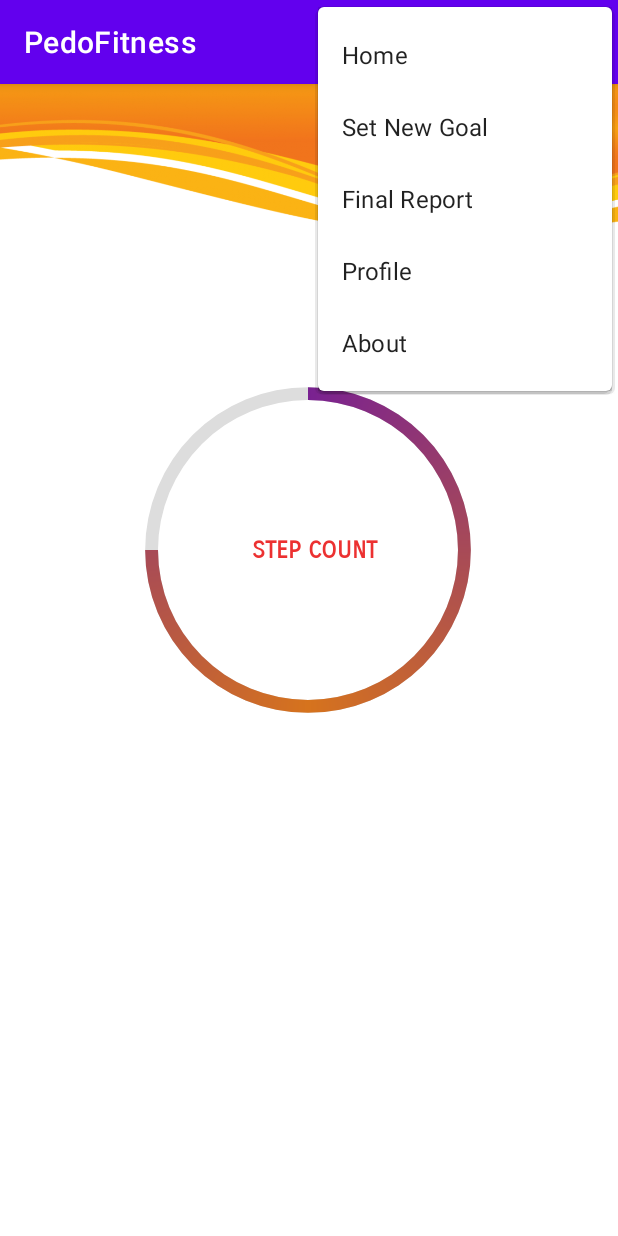
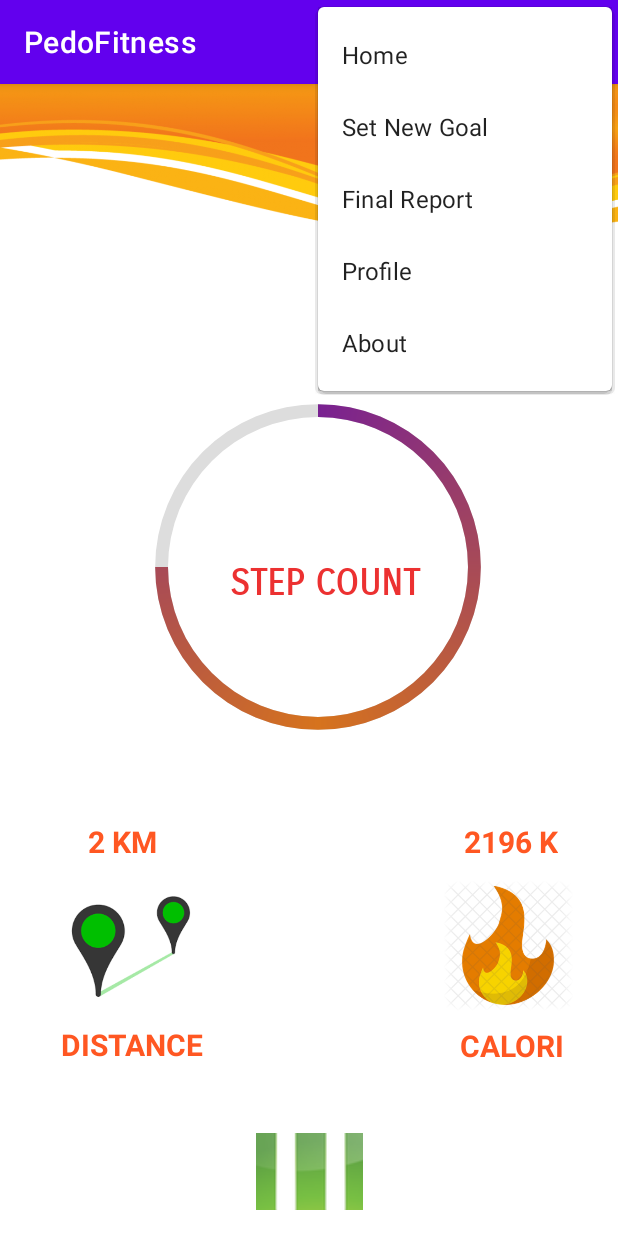
Before and after one commit to iRahulBairagi/PedoFitness-App, an Android app: the screen it shows after launch (MainActivity), with the options menu open, on a phone screen of 412 x 824 dp. Run offline under Robolectric (Android 15) with nearby library versions, the phone set to English and light mode, and no system bars.

Commit message:
my commit

```diff
--- a/PedoFitness/app/src/main/res/layout/activity_main.xml
+++ b/PedoFitness/app/src/main/res/layout/activity_main.xml
@@ -6,6 +6,7 @@
     android:layout_height="match_parent"
     android:background="@color/white"
     android:backgroundTintMode="src_over"
+    android:textDirection="firstStrongLtr"
     tools:context=".MainActivity">
 
     <ProgressBar
@@ -14,33 +15,39 @@
         style="@style/ProgressBar"
         android:layout_width="300dp"
         android:layout_height="300dp"
+        android:layout_marginEnd="16dp"
         android:progress="75"
         app:layout_constraintBottom_toBottomOf="parent"
         app:layout_constraintEnd_toEndOf="parent"
-        app:layout_constraintHorizontal_bias="0.495"
+        app:layout_constraintHorizontal_bias="0.648"
         app:layout_constraintStart_toStartOf="parent"
         app:layout_constraintTop_toTopOf="parent"
-        app:layout_constraintVertical_bias="0.343"
+        app:layout_constraintVertical_bias="0.368"
         tools:srcCompt=" @tool:sample/avatars" />
 
     <TextView
         android:id="@+id/textView3"
         android:layout_width="200dp"
         android:layout_height="50dp"
+        android:layout_marginEnd="8dp"
         android:fontFamily="sans-serif-smallcaps"
+        android:layoutDirection="inherit"
         android:text="STEP COUNT"
+        android:textAlignment="gravity"
         android:textAllCaps="false"
         android:textAppearance="@style/TextAppearance.AppCompat.Body2"
         android:textColor="#EC3131"
         android:textColorLink="#8F0F0F"
-        android:textSize="16sp"
+        android:textDirection="firstStrong"
+        android:textSize="24sp"
         android:textStyle="bold"
+        app:autoSizeTextType="none"
         app:layout_constraintBottom_toBottomOf="parent"
         app:layout_constraintEnd_toEndOf="parent"
-        app:layout_constraintHorizontal_bias="0.791"
+        app:layout_constraintHorizontal_bias="0.753"
         app:layout_constraintStart_toStartOf="parent"
         app:layout_constraintTop_toTopOf="parent"
-        app:layout_constraintVertical_bias="0.419" />
+        app:layout_constraintVertical_bias="0.443" />
 
     <Toolbar
         android:id="@+id/toolbar"
@@ -51,6 +58,110 @@
         app:layout_constraintTop_toTopOf="parent"
         app:layout_constraintVertical_bias="0.0"
         tools:layout_editor_absoluteX="55dp" />
+
+    <TextView
+        android:id="@+id/textView"
+        android:layout_width="wrap_content"
+        android:layout_height="wrap_content"
+        android:text="DISTANCE"
+        android:textColor="#FF5722"
+        android:textColorHighlight="#FF5722"
+        android:textDirection="firstStrong"
+        android:textSize="20sp"
+        android:textStyle="bold"
+        app:layout_constraintBottom_toBottomOf="parent"
+        app:layout_constraintEnd_toEndOf="parent"
+        app:layout_constraintHorizontal_bias="0.128"
+        app:layout_constraintStart_toStartOf="parent"
+        app:layout_constraintTop_toTopOf="parent"
+        app:layout_constraintVertical_bias="0.846" />
+
+    <TextView
+        android:id="@+id/textView2"
+        android:layout_width="89dp"
+        android:layout_height="39dp"
+        android:layout_marginStart="35dp"
+        android:layout_marginEnd="16dp"
+        android:text="CALORI"
+        android:textAppearance="@style/TextAppearance.AppCompat.Body1"
+        android:textColor="#FF5722"
+        android:textColorHighlight="#FF5722"
+        android:textSize="20sp"
+        android:textStyle="bold"
+        app:layout_constraintBottom_toBottomOf="parent"
+        app:layout_constraintEnd_toEndOf="parent"
+        app:layout_constraintHorizontal_bias="1.0"
+        app:layout_constraintStart_toStartOf="parent"
+        app:layout_constraintTop_toTopOf="parent"
+        app:layout_constraintVertical_bias="0.861" />
+
+    <TextView
+        android:id="@+id/textView4"
+        android:layout_width="wrap_content"
+        android:layout_height="wrap_content"
+        android:text="2 KM"
+        android:textColor="#FF5722"
+        android:textColorHighlight="#FF5722"
+        android:textSize="20sp"
+        android:textStyle="bold"
+        app:layout_constraintBottom_toBottomOf="parent"
+        app:layout_constraintEnd_toEndOf="parent"
+        app:layout_constraintHorizontal_bias="0.161"
+        app:layout_constraintStart_toStartOf="parent"
+        app:layout_constraintTop_toTopOf="parent"
+        app:layout_constraintVertical_bias="0.663" />
+
+    <TextView
+        android:id="@+id/textView5"
+        android:layout_width="wrap_content"
+        android:layout_height="wrap_content"
+        android:layout_marginEnd="40dp"
+        android:text="2196 K"
+        android:textColor="#FF5722"
+        android:textColorHighlight="#FF5722"
+        android:textDirection="firstStrong"
+        android:textSize="20sp"
+        android:textStyle="bold"
+        app:layout_constraintBottom_toBottomOf="parent"
+        app:layout_constraintEnd_toEndOf="parent"
+        app:layout_constraintTop_toTopOf="parent"
+        app:layout_constraintVertical_bias="0.663" />
+
+    <ImageView
+        android:id="@+id/imageView4"
+        android:layout_width="100dp"
+        android:layout_height="87dp"
+        app:layout_constraintBottom_toBottomOf="parent"
+        app:layout_constraintEnd_toEndOf="parent"
+        app:layout_constraintHorizontal_bias="0.119"
+        app:layout_constraintStart_toStartOf="parent"
+        app:layout_constraintTop_toTopOf="parent"
+        app:layout_constraintVertical_bias="0.781"
+        app:srcCompat="@drawable/make_final_distance" />
+
+    <ImageView
+        android:id="@+id/imageView8"
+        android:layout_width="108dp"
+        android:layout_height="87dp"
+        app:layout_constraintBottom_toBottomOf="parent"
+        app:layout_constraintEnd_toEndOf="parent"
+        app:layout_constraintHorizontal_bias="0.937"
+        app:layout_constraintStart_toStartOf="parent"
+        app:layout_constraintTop_toTopOf="parent"
+        app:layout_constraintVertical_bias="0.78"
+        app:srcCompat="@drawable/make_calori_final_2" />
+
+    <ImageButton
+        android:id="@+id/imageButton2"
+        android:layout_width="71dp"
+        android:layout_height="51dp"
+        app:layout_constraintBottom_toBottomOf="parent"
+        app:layout_constraintEnd_toEndOf="parent"
+        app:layout_constraintHorizontal_bias="0.5"
+        app:layout_constraintStart_toStartOf="parent"
+        app:layout_constraintTop_toTopOf="parent"
+        app:layout_constraintVertical_bias="0.976"
+        app:srcCompat="@drawable/pause_4" />
 
     <!--        android:background="@drawable/background"--><![CDATA[
 <!--    android:title="GeeksForGeeks" />-->
```
Also changed, not shown: PedoFitness/app/src/main/res/drawable/make_calori_final_2.png (added), PedoFitness/app/src/main/res/drawable/make_final_distance.png (added), PedoFitness/app/src/main/res/drawable/make_pause_final.jpg (added), PedoFitness/app/src/main/res/drawable/pause_4.png (added), PedoFitness/app/src/main/res/drawable/text_calori.png (added), 430 other files.
